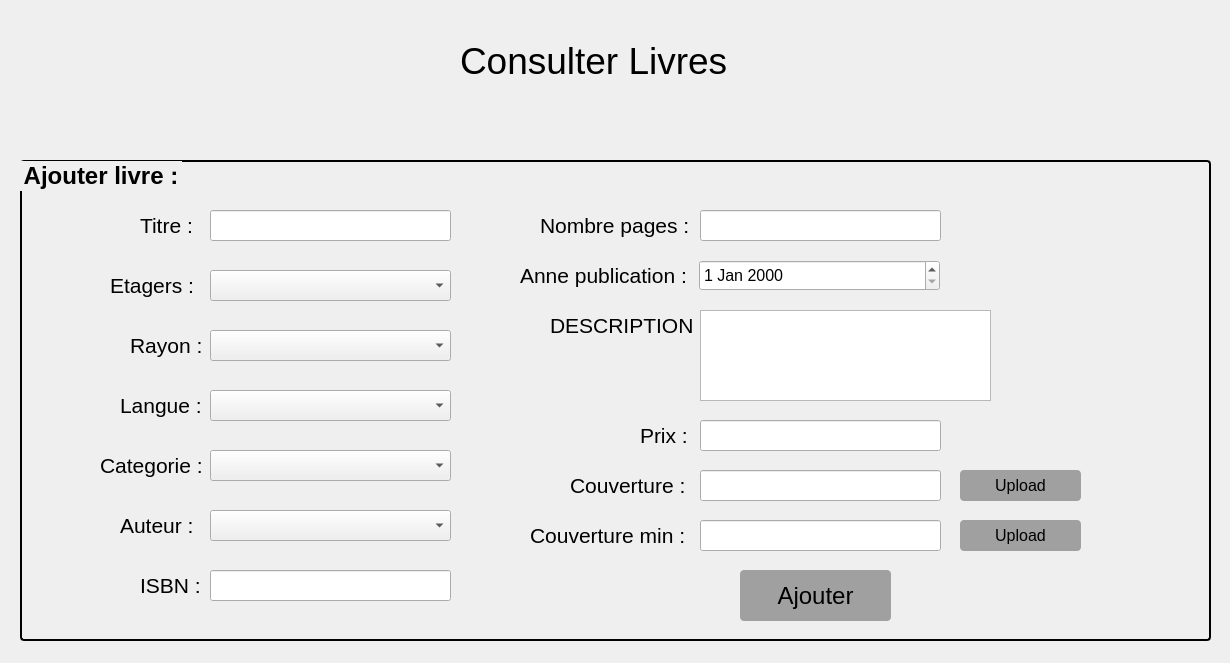
Before: the Qt Designer form livres.ui in Ahmed-ELBASRI/Gestion_Biblio_QT, drawn with Qt 5.
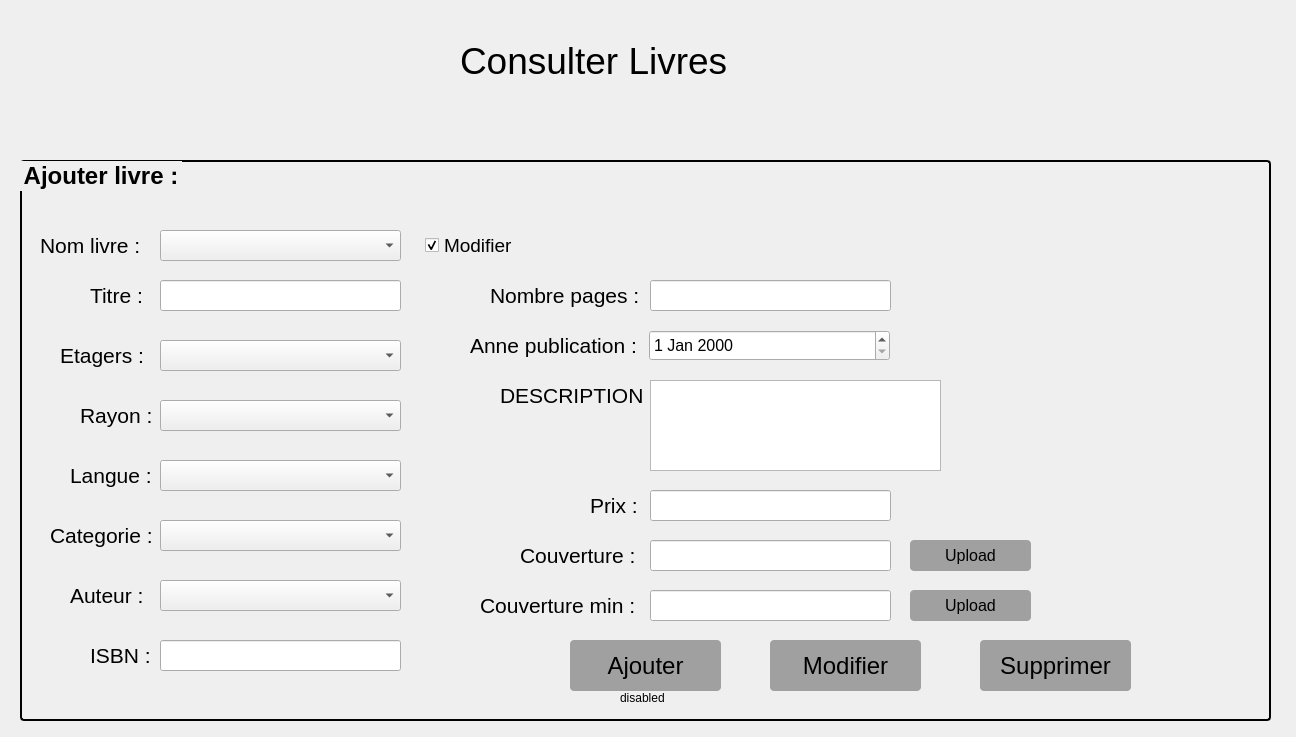
After: the same form once the commit is applied. Icons and pictures are not drawn.

Commit message: crud livres

```diff
--- a/livres.ui
+++ b/livres.ui
@@ -6,8 +6,8 @@
    <rect>
     <x>0</x>
     <y>0</y>
-    <width>1230</width>
-    <height>663</height>
+    <width>1296</width>
+    <height>737</height>
    </rect>
   </property>
   <property name="windowTitle">
@@ -53,8 +53,8 @@
     <rect>
      <x>20</x>
      <y>160</y>
-     <width>1191</width>
-     <height>481</height>
+     <width>1251</width>
+     <height>561</height>
     </rect>
    </property>
    <property name="font">
@@ -78,8 +78,8 @@
    <widget class="QLabel" name="label_3">
     <property name="geometry">
      <rect>
-      <x>110</x>
-      <y>170</y>
+      <x>60</x>
+      <y>240</y>
       <width>71</width>
       <height>31</height>
      </rect>
@@ -96,8 +96,8 @@
    <widget class="QPushButton" name="bt_ajouter">
     <property name="geometry">
      <rect>
-      <x>720</x>
-      <y>410</y>
+      <x>550</x>
+      <y>480</y>
       <width>151</width>
       <height>51</height>
      </rect>
@@ -128,8 +128,8 @@
    <widget class="QLabel" name="label_4">
     <property name="geometry">
      <rect>
-      <x>80</x>
-      <y>290</y>
+      <x>30</x>
+      <y>360</y>
       <width>101</width>
       <height>31</height>
      </rect>
@@ -146,8 +146,8 @@
    <widget class="QLabel" name="label_5">
     <property name="geometry">
      <rect>
-      <x>100</x>
-      <y>230</y>
+      <x>50</x>
+      <y>300</y>
       <width>81</width>
       <height>31</height>
      </rect>
@@ -164,8 +164,8 @@
    <widget class="QLineEdit" name="tb_isbn">
     <property name="geometry">
      <rect>
-      <x>190</x>
-      <y>410</y>
+      <x>140</x>
+      <y>480</y>
       <width>241</width>
       <height>31</height>
      </rect>
@@ -185,8 +185,8 @@
    <widget class="QLabel" name="label_6">
     <property name="geometry">
      <rect>
-      <x>120</x>
-      <y>410</y>
+      <x>70</x>
+      <y>480</y>
       <width>61</width>
       <height>31</height>
      </rect>
@@ -203,8 +203,8 @@
    <widget class="QLabel" name="label_7">
     <property name="geometry">
      <rect>
-      <x>120</x>
-      <y>50</y>
+      <x>70</x>
+      <y>120</y>
       <width>61</width>
       <height>31</height>
      </rect>
@@ -221,8 +221,8 @@
    <widget class="QLineEdit" name="tb_titre">
     <property name="geometry">
      <rect>
-      <x>190</x>
-      <y>50</y>
+      <x>140</x>
+      <y>120</y>
       <width>241</width>
       <height>31</height>
      </rect>
@@ -236,8 +236,8 @@
    <widget class="QLineEdit" name="tb_prix">
     <property name="geometry">
      <rect>
-      <x>680</x>
-      <y>260</y>
+      <x>630</x>
+      <y>330</y>
       <width>241</width>
       <height>31</height>
      </rect>
@@ -257,8 +257,8 @@
    <widget class="QLabel" name="label_8">
     <property name="geometry">
      <rect>
-      <x>500</x>
-      <y>100</y>
+      <x>450</x>
+      <y>170</y>
       <width>171</width>
       <height>31</height>
      </rect>
@@ -275,8 +275,8 @@
    <widget class="QLabel" name="label_9">
     <property name="geometry">
      <rect>
-      <x>530</x>
-      <y>150</y>
+      <x>480</x>
+      <y>220</y>
       <width>151</width>
       <height>31</height>
      </rect>
@@ -293,8 +293,8 @@
    <widget class="QTextEdit" name="tb_description">
     <property name="geometry">
      <rect>
-      <x>680</x>
-      <y>150</y>
+      <x>630</x>
+      <y>220</y>
       <width>291</width>
       <height>91</height>
      </rect>
@@ -303,8 +303,8 @@
    <widget class="QLabel" name="label_10">
     <property name="geometry">
      <rect>
-      <x>620</x>
-      <y>260</y>
+      <x>570</x>
+      <y>330</y>
       <width>61</width>
       <height>31</height>
      </rect>
@@ -321,8 +321,8 @@
    <widget class="QLineEdit" name="img_couv">
     <property name="geometry">
      <rect>
-      <x>680</x>
-      <y>310</y>
+      <x>630</x>
+      <y>380</y>
       <width>241</width>
       <height>31</height>
      </rect>
@@ -342,8 +342,8 @@
    <widget class="QLabel" name="label_11">
     <property name="geometry">
      <rect>
-      <x>550</x>
-      <y>310</y>
+      <x>500</x>
+      <y>380</y>
       <width>131</width>
       <height>31</height>
      </rect>
@@ -360,8 +360,8 @@
    <widget class="QLineEdit" name="img_couv_min">
     <property name="geometry">
      <rect>
-      <x>680</x>
-      <y>360</y>
+      <x>630</x>
+      <y>430</y>
       <width>241</width>
       <height>31</height>
      </rect>
@@ -381,8 +381,8 @@
    <widget class="QLabel" name="label_12">
     <property name="geometry">
      <rect>
-      <x>510</x>
-      <y>360</y>
+      <x>460</x>
+      <y>430</y>
       <width>171</width>
       <height>31</height>
      </rect>
@@ -399,8 +399,8 @@
    <widget class="QComboBox" name="cb_rayon">
     <property name="geometry">
      <rect>
-      <x>190</x>
-      <y>170</y>
+      <x>140</x>
+      <y>240</y>
       <width>241</width>
       <height>31</height>
      </rect>
@@ -409,8 +409,8 @@
    <widget class="QComboBox" name="cb_langue">
     <property name="geometry">
      <rect>
-      <x>190</x>
-      <y>230</y>
+      <x>140</x>
+      <y>300</y>
       <width>241</width>
       <height>31</height>
      </rect>
@@ -419,8 +419,8 @@
    <widget class="QComboBox" name="cb_categorie">
     <property name="geometry">
      <rect>
-      <x>190</x>
-      <y>290</y>
+      <x>140</x>
+      <y>360</y>
       <width>241</width>
       <height>31</height>
      </rect>
@@ -429,8 +429,8 @@
    <widget class="QDateEdit" name="dt_annepub">
     <property name="geometry">
      <rect>
-      <x>679</x>
-      <y>100</y>
+      <x>629</x>
+      <y>170</y>
       <width>241</width>
       <height>31</height>
      </rect>
@@ -444,8 +444,8 @@
    <widget class="QPushButton" name="bt_upload">
     <property name="geometry">
      <rect>
-      <x>940</x>
-      <y>310</y>
+      <x>890</x>
+      <y>380</y>
       <width>121</width>
       <height>31</height>
      </rect>
@@ -475,8 +475,8 @@
    <widget class="QPushButton" name="bt_upload_min">
     <property name="geometry">
      <rect>
-      <x>940</x>
-      <y>360</y>
+      <x>890</x>
+      <y>430</y>
       <width>121</width>
       <height>31</height>
      </rect>
@@ -506,8 +506,8 @@
    <widget class="QLabel" name="label_13">
     <property name="geometry">
      <rect>
-      <x>90</x>
-      <y>110</y>
+      <x>40</x>
+      <y>180</y>
       <width>101</width>
       <height>31</height>
      </rect>
@@ -524,8 +524,8 @@
    <widget class="QComboBox" name="cb_etagers">
     <property name="geometry">
      <rect>
-      <x>190</x>
-      <y>110</y>
+      <x>140</x>
+      <y>180</y>
       <width>241</width>
       <height>31</height>
      </rect>
@@ -534,8 +534,8 @@
    <widget class="QLabel" name="label_14">
     <property name="geometry">
      <rect>
-      <x>100</x>
-      <y>350</y>
+      <x>50</x>
+      <y>420</y>
       <width>81</width>
       <height>31</height>
      </rect>
@@ -552,8 +552,8 @@
    <widget class="QComboBox" name="cb_auteur">
     <property name="geometry">
      <rect>
-      <x>190</x>
-      <y>350</y>
+      <x>140</x>
+      <y>420</y>
       <width>241</width>
       <height>31</height>
      </rect>
@@ -562,8 +562,8 @@
    <widget class="QLineEdit" name="tb_pages">
     <property name="geometry">
      <rect>
-      <x>680</x>
-      <y>50</y>
+      <x>630</x>
+      <y>120</y>
       <width>241</width>
       <height>31</height>
      </rect>
@@ -583,8 +583,8 @@
    <widget class="QLabel" name="label_15">
     <property name="geometry">
      <rect>
-      <x>520</x>
-      <y>50</y>
+      <x>470</x>
+      <y>120</y>
       <width>161</width>
       <height>31</height>
      </rect>
@@ -598,6 +598,161 @@
      <string>Nombre pages :</string>
     </property>
    </widget>
+   <widget class="QPushButton" name="bt_modifier">
+    <property name="geometry">
+     <rect>
+      <x>750</x>
+      <y>480</y>
+      <width>151</width>
+      <height>51</height>
+     </rect>
+    </property>
+    <property name="font">
+     <font>
+      <pointsize>18</pointsize>
+      <bold>false</bold>
+     </font>
+    </property>
+    <property name="styleSheet">
+     <string notr="true">#bt_modifier{
+color:black;
+background-color:#a0a0a0;
+border-width:0px;
+border-radius:4px;
+}
+#bt_modifier:hover{
+
+background-color:#27a9e3;
+
+}</string>
+    </property>
+    <property name="text">
+     <string>Modifier</string>
+    </property>
+   </widget>
+   <widget class="QPushButton" name="bt_supprimer">
+    <property name="geometry">
+     <rect>
+      <x>960</x>
+      <y>480</y>
+      <width>151</width>
+      <height>51</height>
+     </rect>
+    </property>
+    <property name="font">
+     <font>
+      <pointsize>18</pointsize>
+      <bold>false</bold>
+     </font>
+    </property>
+    <property name="styleSheet">
+     <string notr="true">#bt_supprimer{
+color:black;
+background-color:#a0a0a0;
+border-width:0px;
+border-radius:4px;
+}
+#bt_supprimer:hover{
+
+background-color:#27a9e3;
+
+}</string>
+    </property>
+    <property name="text">
+     <string>Supprimer</string>
+    </property>
+   </widget>
+   <widget class="QLabel" name="label_16">
+    <property name="geometry">
+     <rect>
+      <x>20</x>
+      <y>70</y>
+      <width>111</width>
+      <height>31</height>
+     </rect>
+    </property>
+    <property name="font">
+     <font>
+      <pointsize>16</pointsize>
+     </font>
+    </property>
+    <property name="text">
+     <string>Nom livre :</string>
+    </property>
+   </widget>
+   <widget class="QComboBox" name="cb_livre">
+    <property name="geometry">
+     <rect>
+      <x>140</x>
+      <y>70</y>
+      <width>241</width>
+      <height>31</height>
+     </rect>
+    </property>
+   </widget>
+   <widget class="QCheckBox" name="check_modifer">
+    <property name="geometry">
+     <rect>
+      <x>405</x>
+      <y>70</y>
+      <width>91</width>
+      <height>31</height>
+     </rect>
+    </property>
+    <property name="font">
+     <font>
+      <pointsize>14</pointsize>
+     </font>
+    </property>
+    <property name="text">
+     <string>Modifier </string>
+    </property>
+    <property name="checked">
+     <bool>true</bool>
+    </property>
+    <property name="tristate">
+     <bool>false</bool>
+    </property>
+   </widget>
+   <widget class="QLabel" name="lb_ajouter">
+    <property name="geometry">
+     <rect>
+      <x>600</x>
+      <y>530</y>
+      <width>49</width>
+      <height>16</height>
+     </rect>
+    </property>
+    <property name="text">
+     <string>disabled</string>
+    </property>
+   </widget>
+   <widget class="QLabel" name="lb_modifier">
+    <property name="geometry">
+     <rect>
+      <x>800</x>
+      <y>530</y>
+      <width>49</width>
+      <height>16</height>
+     </rect>
+    </property>
+    <property name="text">
+     <string/>
+    </property>
+   </widget>
+   <widget class="QLabel" name="lb_supprimver">
+    <property name="geometry">
+     <rect>
+      <x>1010</x>
+      <y>530</y>
+      <width>49</width>
+      <height>16</height>
+     </rect>
+    </property>
+    <property name="text">
+     <string/>
+    </property>
+   </widget>
   </widget>
  </widget>
  <resources/>
```
The commit also changes 6 other files.
